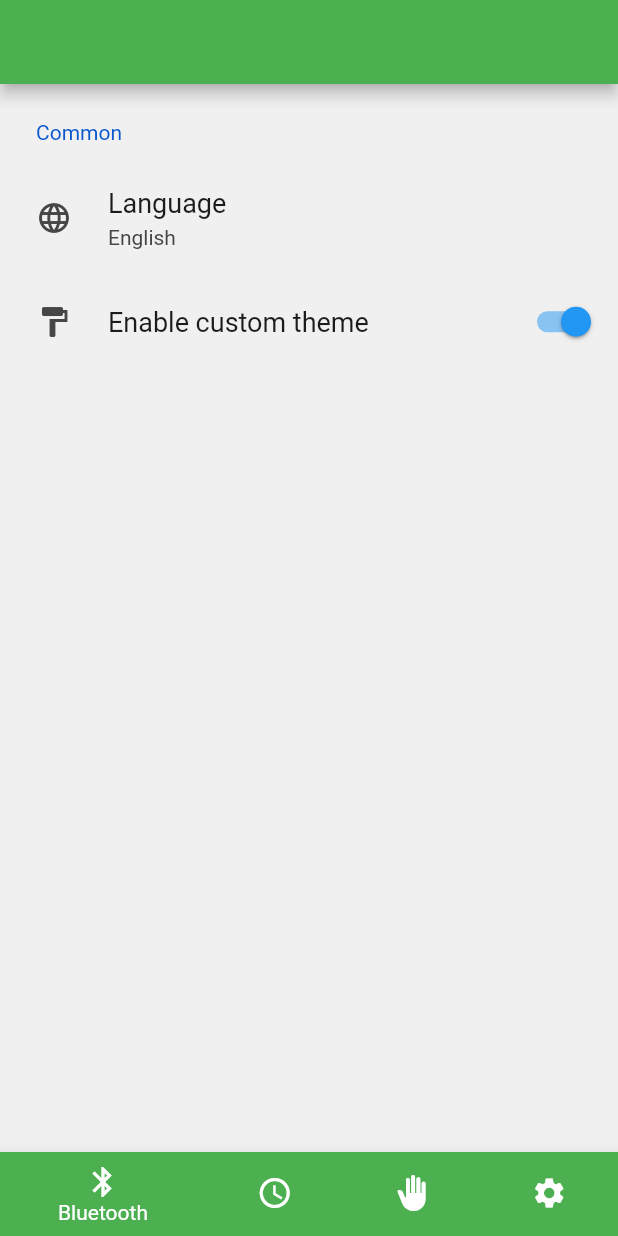
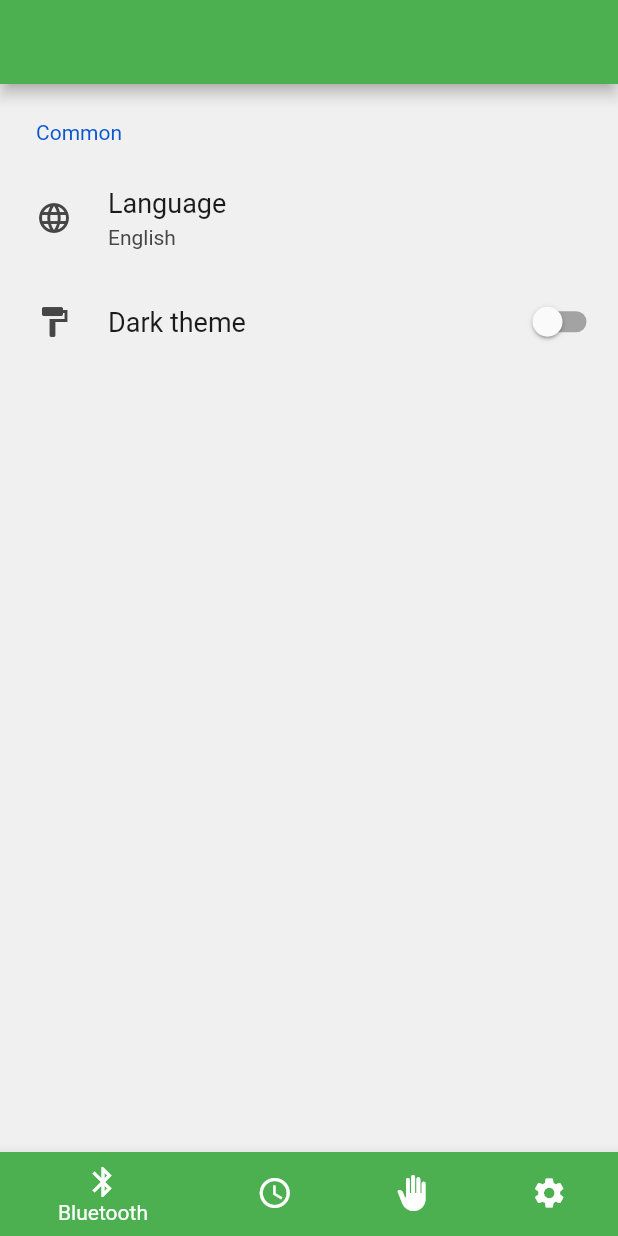
Before and after one commit to Senopiece/watermelon_glasses, a Flutter app: the SettingsPageRoot screen opened by its route, on a phone screen of 412 x 824 dp. Run offline on Flutter 3.47's test engine with Material 2 defaults, Android fonts, the phone set to English and light mode, and no system bars; drawn by our look-alikes of settings_ui; our stand-ins replace flutter_bluetooth_serial, get.

Commit message:
dark theme setting done

```diff
--- /dev/null
+++ b/lib/controllers/settings_page_controller.dart
@@ -0,0 +1,14 @@
+import 'package:flutter/material.dart';
+import 'package:get/get.dart';
+
+class SettingsPageController extends GetxController {
+  final _isDarkTheme = false.obs;
+
+  bool get isDarkTheme => _isDarkTheme.value;
+  set isDarkTheme(bool val) => _isDarkTheme.value = val;
+
+  void switchTheme(value) {
+    isDarkTheme = !isDarkTheme;
+    Get.changeThemeMode(isDarkTheme ? ThemeMode.dark : ThemeMode.light);
+  }
+}
--- a/lib/main.dart
+++ b/lib/main.dart
@@ -23,9 +23,11 @@ class WatermelonGlasses extends StatelessWidget {
   @override
   Widget build(BuildContext context) {
     return GetMaterialApp(
+      //key: UniqueKey(),
       title: 'Watermelon Glasses',
       translations: AppLocalization(),
-      darkTheme: ThemeData.light(),
+      theme: ThemeData.light(), // TODO: custom
+      darkTheme: ThemeData.dark(), // TODO: custom
       locale: Get.deviceLocale,
       fallbackLocale: const Locale('en', 'US'),
       debugShowCheckedModeBanner: false,
--- a/lib/pages/settings_page.dart
+++ b/lib/pages/settings_page.dart
@@ -1,7 +1,11 @@
 import 'package:get/get.dart';
+import 'package:watermelon_glasses/controllers/settings_page_controller.dart';
 import 'package:watermelon_glasses/views/settings_page_root.dart';
 
 final settingsPage = GetPage(
   name: '/settings',
   page: () => const SettingsPageRoot(),
+  binding: BindingsBuilder(() {
+    Get.put(SettingsPageController());
+  }),
 );
--- a/lib/views/settings_page_root.dart
+++ b/lib/views/settings_page_root.dart
@@ -1,12 +1,15 @@
 import 'package:flutter/material.dart';
+import 'package:get/get.dart';
 import 'package:settings_ui/settings_ui.dart';
+import 'package:watermelon_glasses/controllers/settings_page_controller.dart';
 
-class SettingsPageRoot extends StatelessWidget {
+class SettingsPageRoot extends GetView<SettingsPageController> {
   const SettingsPageRoot({Key? key}) : super(key: key);
 
   @override
   Widget build(BuildContext context) {
-    return Scaffold(
+    return Obx(
+      () => Scaffold(
         body: Center(
           child: SettingsList(
             sections: [
@@ -19,15 +22,17 @@ class SettingsPageRoot extends StatelessWidget {
                     value: const Text('English'),
                   ),
                   SettingsTile.switchTile(
-                onToggle: (value) {},
-                initialValue: true,
+                    onToggle: controller.switchTheme,
+                    initialValue: controller.isDarkTheme,
                     leading: const Icon(Icons.format_paint),
-                title: const Text('Enable custom theme'),
+                    title: const Text('Dark theme'),
                   ),
                 ],
               ),
             ],
           ),
-    ));
+        ),
+      ),
+    );
   }
 }
```
Lines whose indentation alone changed are shown as unchanged.
